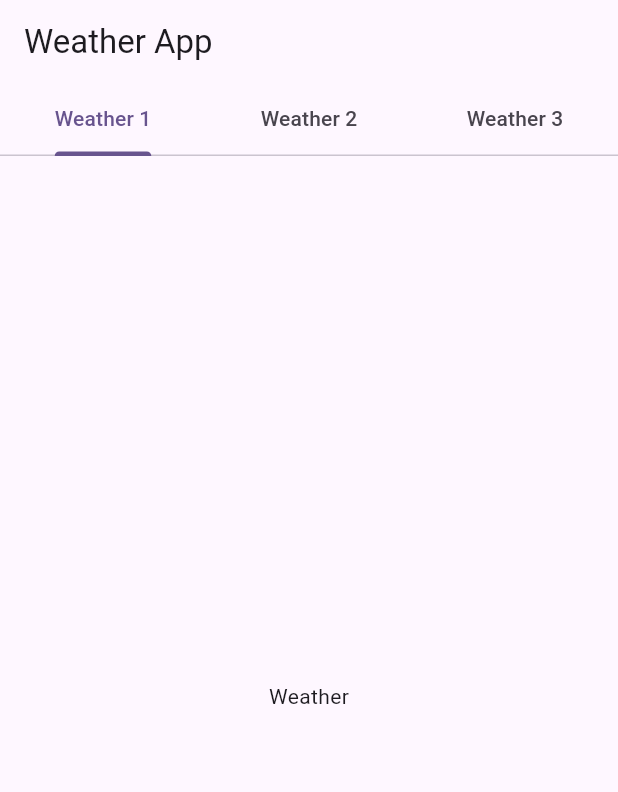
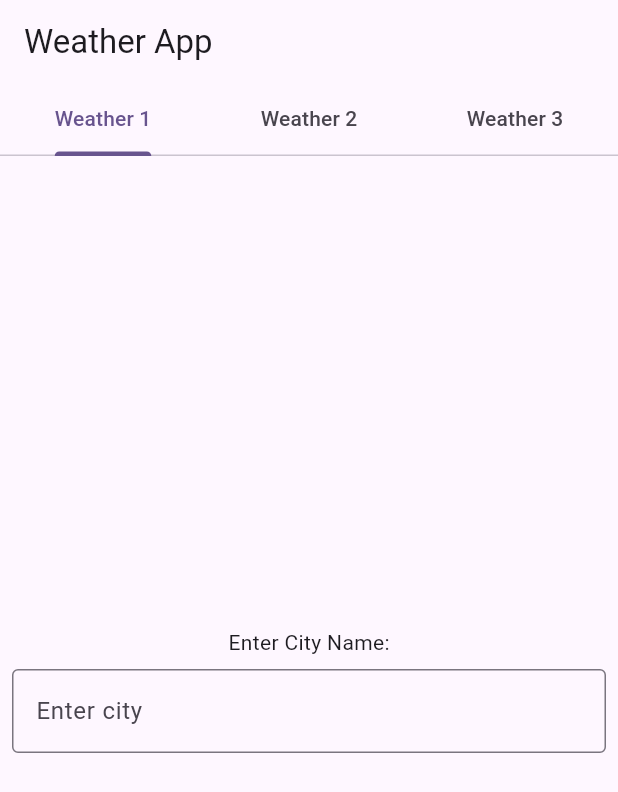
Before and after one commit to abigailsheldon/weather_app, a Flutter app: the screen it shows after launch, on a phone screen of 412 x 824 dp. Shown: the top 792 px of the screen. Run offline on Flutter 3.47's test engine with Material 3 defaults, Android fonts, the phone set to English and light mode, and no system bars.

Commit message:
Add text field on first tab to type out city name

```diff
--- a/lib/main.dart
+++ b/lib/main.dart
@@ -39,6 +39,7 @@ class _TabsNonScrollableDemoState extends State< _TabsNonScrollableDemo>
     late TabController _tabController;
 
     final RestorableInt tabIndex = RestorableInt(0);
+    final TextEditingController _cityController = TextEditingController();
 
     @override
     String get restorationId => 'tab_non_scrollable_demo';
@@ -90,12 +91,22 @@ class _TabsNonScrollableDemoState extends State< _TabsNonScrollableDemo>
       children: [
        Center(
         child: Column(
-            mainAxisAlignment: MainAxisAlignment.center,
-            children: [
-              Text('Weather'),
-            ],
-        ),
-       ),
+              mainAxisAlignment: MainAxisAlignment.center,
+              children: [
+                Text('Enter City Name:'),
+                Padding(
+                  padding: const EdgeInsets.all(8.0),
+                  child: TextField(
+                    controller: _cityController,
+                    decoration: InputDecoration(
+                      border: OutlineInputBorder(),
+                      hintText: 'Enter city',
+                    ),
+                  ),
+                ),
+              ],
+            ),
+          ),
        Center(
         child: Column(
             mainAxisAlignment: MainAxisAlignment.center,
```
